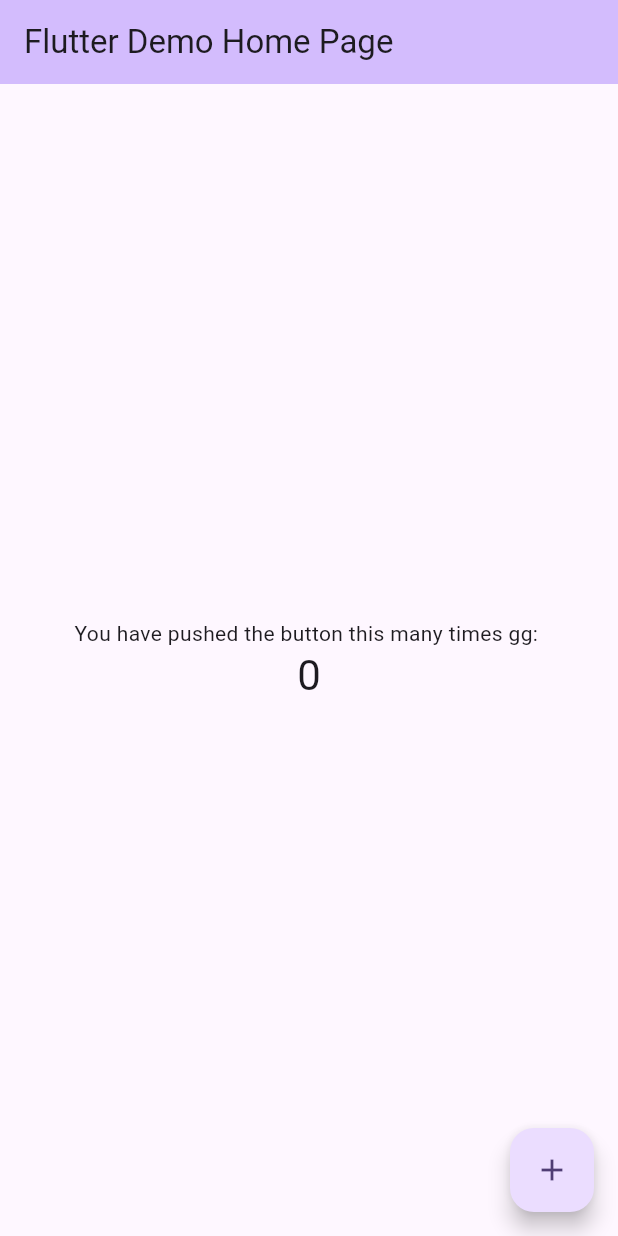
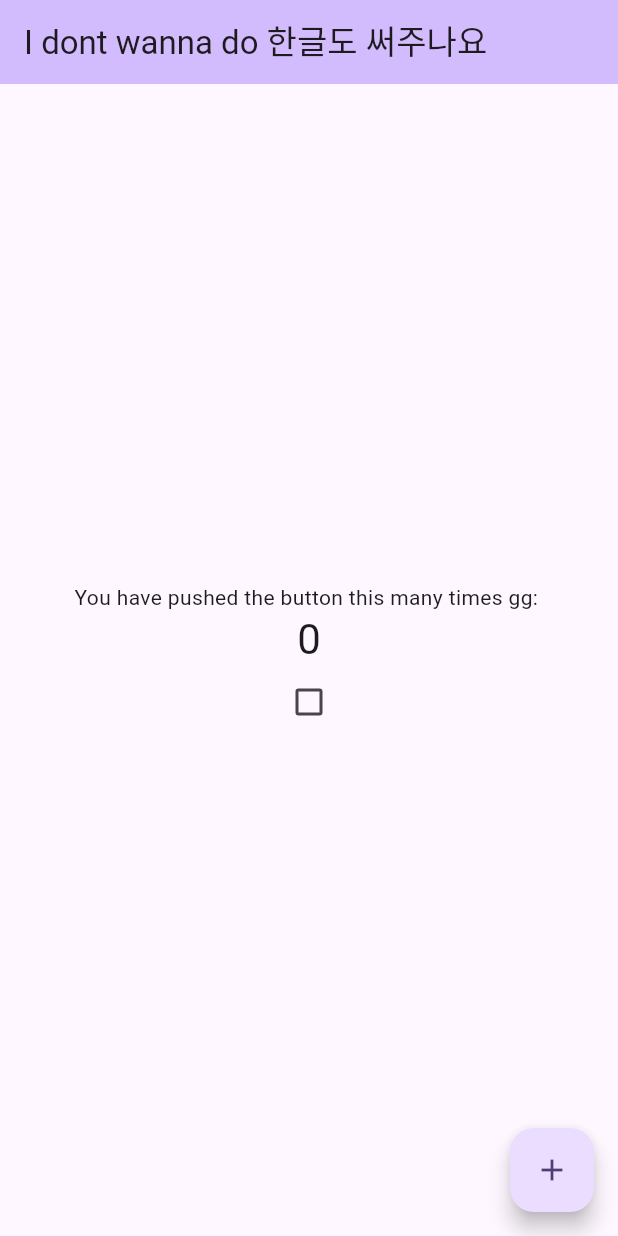
Before and after one commit to serotonins/todo-flutter, a Flutter app: the screen it shows after launch, on a phone screen of 412 x 824 dp. Run offline on Flutter 3.47's test engine with Material 2 defaults, Android fonts, the phone set to English and light mode, and no system bars.

Commit message:
initial commit

```diff
--- a/lib/main.dart
+++ b/lib/main.dart
@@ -11,14 +11,12 @@ class MyApp extends StatelessWidget {
   @override
   Widget build(BuildContext context) {
     return MaterialApp(
-      title: 'Flutter Demo',
+      title: 'Todo Demo',
       theme: ThemeData(
-        // This is the theme of your application.
-
         colorScheme: ColorScheme.fromSeed(seedColor: Colors.deepPurple),
         useMaterial3: true,
       ),
-      home: const MyHomePage(title: 'Flutter Demo Home Page'),
+      home: const MyHomePage(title: 'I dont wanna do 한글도 써주나요'),
     );
   }
 }
@@ -34,6 +32,7 @@ class MyHomePage extends StatefulWidget {
 
 class _MyHomePageState extends State<MyHomePage> {
   int _counter = 0;
+  bool? _checkBoxValue1 = false;
 
   void _incrementCounter() {
     setState(() {
@@ -41,6 +40,10 @@ class _MyHomePageState extends State<MyHomePage> {
       _counter++;
     });
   }
+
+  // void _addtodo() {
+  //
+  // }
 
   @override
   Widget build(BuildContext context) {
@@ -64,6 +67,31 @@ class _MyHomePageState extends State<MyHomePage> {
               '$_counter',
               style: Theme.of(context).textTheme.headlineMedium,
             ),
+            Row(
+              mainAxisAlignment: MainAxisAlignment.center,
+              children: [
+                Checkbox(
+                  activeColor: Colors.deepPurple[50], // 체크됐을 때 체크박스의 컬러
+                  checkColor: Colors.blue, // 체크표시의 컬러
+                  value: _checkBoxValue1, // 체크박스의 값
+                  onChanged: (value) {
+                    setState(() {
+                      _checkBoxValue1 = value;
+                    });
+                  },
+                ),
+                // TextField(
+                //   style: TextStyle(fontSize: 32, color: Colors.red),
+                //   textAlign: TextAlign.center,
+                //   decoration: InputDecoration(hintText: '입력 오네가이'),
+                //   onChanged: (String todotext) {
+                //     setState(() {
+                //
+                //     });
+                //   },
+                // )
+              ]
+            )
           ],
         ),
       ),
```
